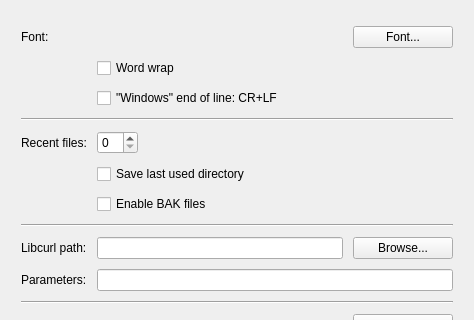
Above: qt_ui/preferences_dialog.ui from evpo/EncryptPad before the change; both pictures show x 0 to 474 and y 0 to 320 of the 474 by 503 pixel window. Below: the same form after it.
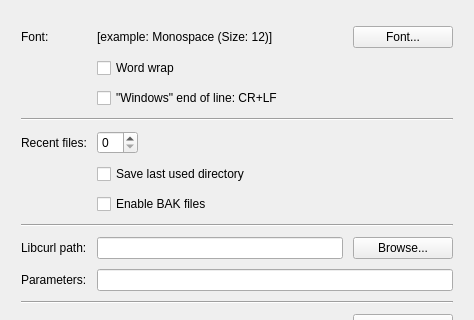
That is the form after the change.

Commit message: 1. New translation strings for ZH (thanks Todd J. York). 2. Adjusted the size of the preferences dialog

Patch:
```diff
--- a/qt_ui/preferences_dialog.ui
+++ b/qt_ui/preferences_dialog.ui
@@ -12,8 +12,8 @@
   </property>
   <property name="minimumSize">
    <size>
-    <width>462</width>
-    <height>326</height>
+    <width>474</width>
+    <height>503</height>
    </size>
   </property>
   <property name="maximumSize">
@@ -122,7 +122,7 @@
         <enum>Qt::LeftToRight</enum>
        </property>
        <property name="text">
-        <string/>
+        <string>[example: Monospace (Size: 12)]</string>
        </property>
        <property name="alignment">
         <set>Qt::AlignLeading|Qt::AlignLeft|Qt::AlignVCenter</set>
```
The commit also changes 12 other files.
